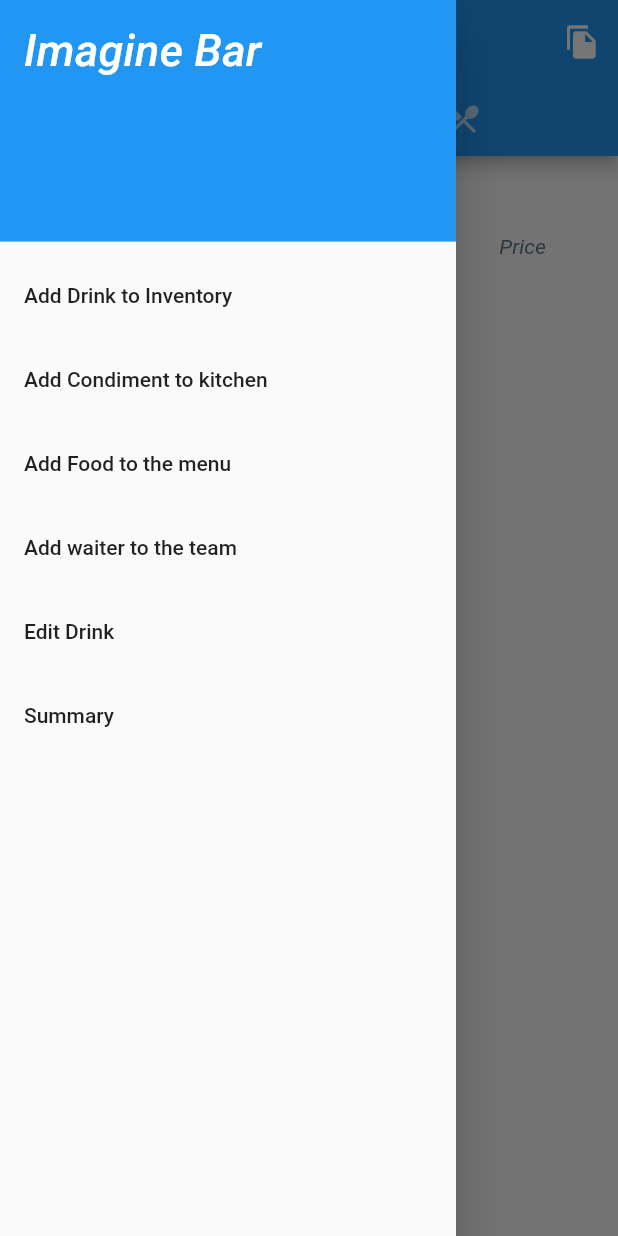
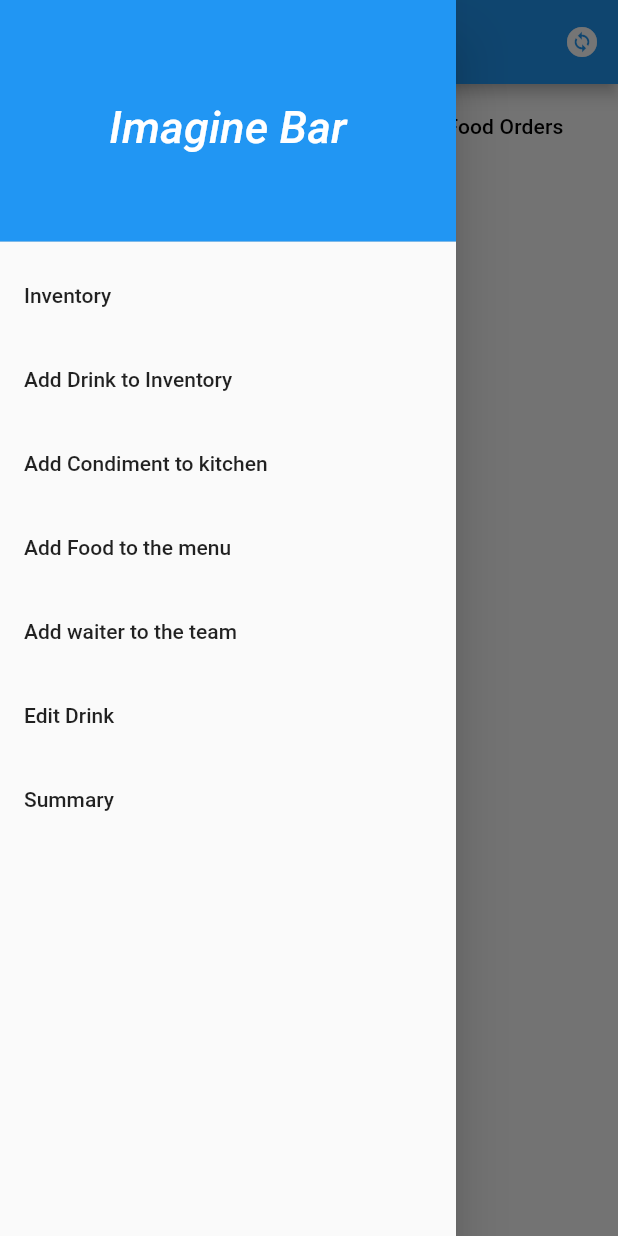
Before and after one commit to kamazoun/imagine-bar-app, a Flutter app: the screen it shows after launch, with the side drawer open, on a phone screen of 412 x 824 dp. Run offline on Flutter 3.47's test engine with Material 2 defaults, Android fonts, the phone set to English and light mode, and no system bars; our stand-ins replace cloud_firestore, firebase_auth, firebase_core, fl_chart, get; accounts and stored records are empty; generated files the repository leaves out were written again; network calls fail.

Commit message:
First modification after presenting the app: Made Orders() the first screen. Added pull to refresh to ListItems(), redirects edit food to blank screen instead of null, made some UI improvements

```diff
--- a/lib/main.dart
+++ b/lib/main.dart
@@ -5,6 +5,7 @@ import 'package:imagine_bar/controllers/employee_controller.dart';
 import 'package:imagine_bar/controllers/food_controller.dart';
 import 'package:imagine_bar/controllers/order_controller.dart';
 import 'package:imagine_bar/screens/item_listing.dart';
+import 'package:imagine_bar/screens/orders.dart';
 
 import 'controllers/auth.dart';
 import 'firebase_options.dart';
@@ -34,6 +35,6 @@ class MyApp extends StatelessWidget {
         theme: ThemeData(
           primarySwatch: Colors.blue,
         ),
-        home: ItemListing());
+        home: Orders());
   }
 }
--- a/lib/screens/orders.dart
+++ b/lib/screens/orders.dart
@@ -5,6 +5,7 @@ import 'package:get/get.dart';
 import 'package:imagine_bar/controllers/food_controller.dart';
 import 'package:imagine_bar/controllers/order_controller.dart';
 import 'package:imagine_bar/models/order.dart';
+import 'package:imagine_bar/screens/widgets/main_drawer.dart';
 import 'package:imagine_bar/screens/widgets/order_drinks_column.dart';
 import 'package:imagine_bar/screens/widgets/order_foods_column.dart';
 
@@ -23,6 +24,7 @@ class _OrdersState extends State<Orders> {
     final OrderController orderController = Get.find<OrderController>();
 
     return Scaffold(
+      drawer: MainDrawer(),
       appBar: AppBar(
         title: Text('Orders'),
         actions: [
@@ -133,6 +135,7 @@ class OrderListItem extends StatelessWidget {
               mainAxisAlignment: MainAxisAlignment.spaceBetween,
               children: [
                 OrderDrinksColumn(order: order),
+                VerticalDivider(width: 10),
                 OrderFoodsColumn(order: order),
               ],
             ),
--- a/lib/screens/widgets/drink_listing.dart
+++ b/lib/screens/widgets/drink_listing.dart
@@ -2,7 +2,7 @@ import 'package:flutter/material.dart';
 import 'package:get/get.dart';
 import 'package:imagine_bar/controllers/food_controller.dart';
 import 'package:imagine_bar/models/drink.dart';
-import 'package:imagine_bar/screens/edit_drinks.dart';
+import 'package:imagine_bar/screens/edit_drink.dart';
 
 class DrinkListing extends StatelessWidget {
   @override
--- a/lib/screens/widgets/food_listing.dart
+++ b/lib/screens/widgets/food_listing.dart
@@ -3,6 +3,7 @@ import 'package:get/get.dart';
 import 'package:imagine_bar/controllers/food_controller.dart';
 import 'package:imagine_bar/models/condiment.dart';
 import 'package:imagine_bar/models/food.dart';
+import 'package:imagine_bar/screens/edit_food.dart';
 
 class FoodListing extends StatelessWidget {
   @override
@@ -43,7 +44,7 @@ class FoodListing extends StatelessWidget {
         )),
         DataCell(Text('¢${food.cost}'), showEditIcon: true, onTap: () {
           Navigator.push(
-              context, MaterialPageRoute(builder: (context) => null));
+              context, MaterialPageRoute(builder: (context) => EditFood()));
         }),
       ]));
     }
--- a/lib/screens/widgets/main_drawer.dart
+++ b/lib/screens/widgets/main_drawer.dart
@@ -4,7 +4,8 @@ import 'package:imagine_bar/screens/create_condiment.dart';
 import 'package:imagine_bar/screens/create_drink.dart';
 import 'package:imagine_bar/screens/create_food.dart';
 import 'package:imagine_bar/screens/create_waiter.dart';
-import 'package:imagine_bar/screens/edit_drinks.dart';
+import 'package:imagine_bar/screens/edit_drink.dart';
+import 'package:imagine_bar/screens/item_listing.dart';
 
 import '../summary.dart';
 
@@ -19,6 +20,7 @@ class MainDrawer extends StatelessWidget {
       child: ListView(
         children: [
           DrawerHeader(
+            child: Center(
               child: Text(
                 'Imagine Bar',
                 style: TextStyle(
@@ -26,7 +28,15 @@ class MainDrawer extends StatelessWidget {
                     fontSize: 30,
                     color: Colors.white),
               ),
+            ),
             decoration: BoxDecoration(color: Colors.blue),
+          ),
+          ListTile(
+            title: Text('Inventory'),
+            onTap: () {
+              Navigator.of(context)
+                  .push(MaterialPageRoute(builder: (ctx) => ItemListing()));
+            },
           ),
           ListTile(
             title: Text('Add Drink to Inventory'),
```
Also changed, not shown: lib/screens/edit_food.dart (added, +15 -0 lines), lib/screens/item_listing.dart (+9 -1 lines), lib/screens/edit_drink.dart (renamed from lib/screens/edit_drinks.dart). Lines whose indentation alone changed are shown as unchanged.
